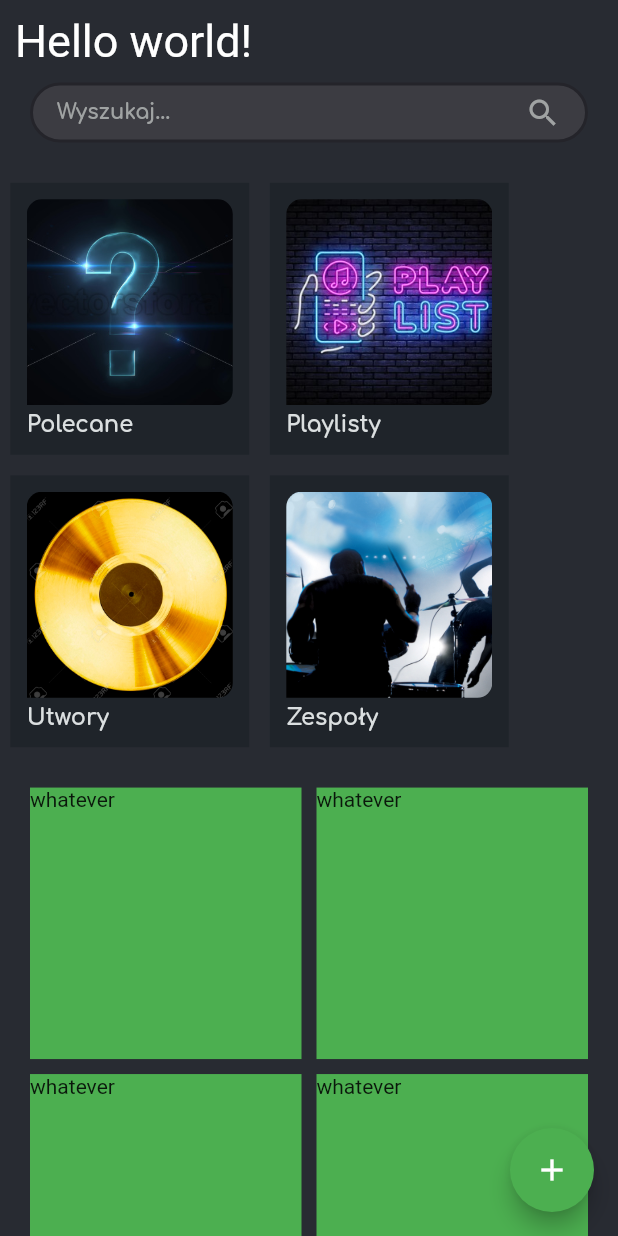
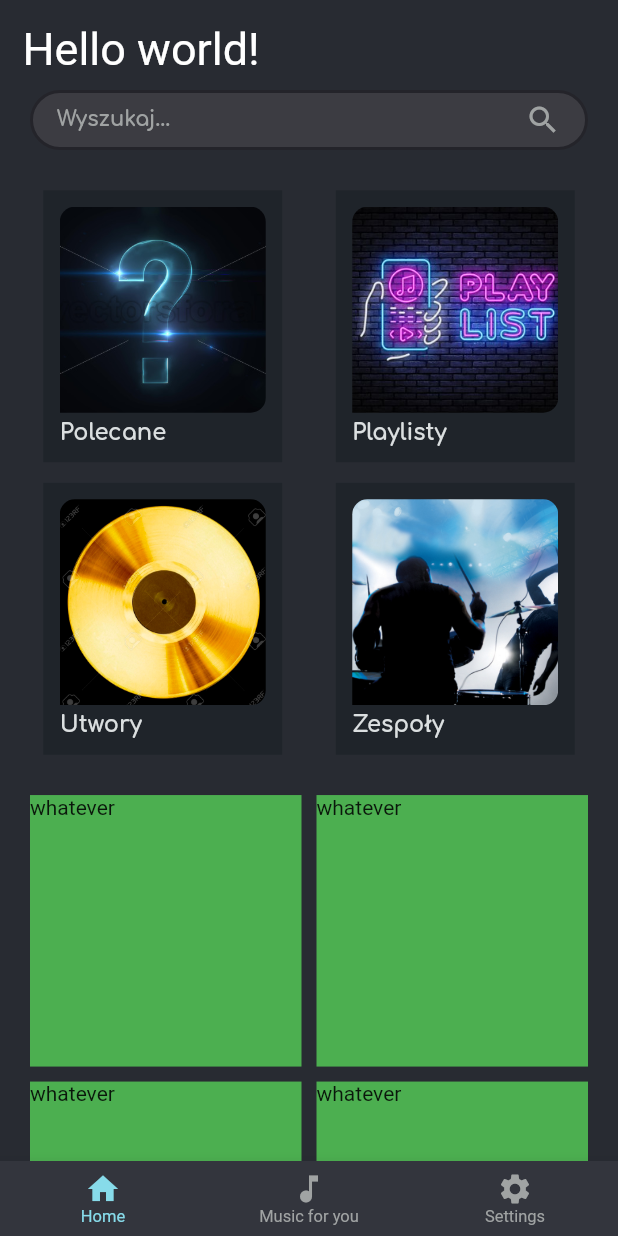
Before and after one commit to pabello/musicly-mobile-app, a Flutter app: the screen it shows after launch, on a phone screen of 412 x 824 dp. Run offline on Flutter 3.47's test engine with Material 2 defaults, Android fonts, the phone set to English and light mode, and no system bars; our stand-ins replace google_fonts.

Commit message:
added bottom navbar, applied linting

```diff
--- /dev/null
+++ b/analysis_options.yaml
@@ -0,0 +1,37 @@
+include: package:lint/analysis_options.yaml
+
+linter:
+  rules:
+    # ------ Disable individual rules ----- #
+    #                 ---                   #
+    # Turn off what you don't like.         #
+    # ------------------------------------- #
+
+    # Use parameter order as in json response
+    always_put_required_named_parameters_first: false
+
+    # Util classes are awesome!
+    avoid_classes_with_only_static_members: false
+
+
+    # ------ Enable individual rules ------ #
+    #                 ---                   #
+    # These rules here are good but too     #
+    # opinionated to enable them by default #
+    # ------------------------------------- #
+
+    # Make constructors the first thing in every class
+    sort_constructors_first: true
+
+    # The new tabs vs. spaces. Choose wisely
+    prefer_single_quotes: true
+    prefer_double_quotes: false
+
+    # Good packages document everything
+    public_member_api_docs: false
+
+    # Blindly follow the Flutter code style, which prefers types everywhere
+    always_specify_types: true
+
+    # Back to the 80s
+    lines_longer_than_80_chars: true
--- a/lib/main.dart
+++ b/lib/main.dart
@@ -25,41 +25,28 @@ class MyApp extends StatelessWidget {
 }
 
 class MyHomePage extends StatefulWidget {
-  MyHomePage({Key key, this.title}) : super(key: key);  // Co to sa za keye?
+  MyHomePage({Key key, this.title}) : super(key: key);
 
   // Fields in a Widget subclass are always marked "final".
   final String title;
 
   @override
-  _MyHomePageState createState() => _MyHomePageState();  // To jest lacznik miedzy widgetem, a stanem, cnie?
+  _MyHomePageState createState() => _MyHomePageState();
 }
 
 class _MyHomePageState extends State<MyHomePage> {
-  int _counter = 0;
-
-  void _incrementCounter() {
-    setState(() {
-      _counter++;
-    });
-  }
 
   @override  // dzieki temu nadpisaniu metody UI sie uaktualnia?
   Widget build(BuildContext context) {
-    // This method is rerun every time setState is called.
-    //\
-
-    return Scaffold(  // czy tutaj jest opisane zachowanie dla kazdego elementu oddzielnie?
-      // appBar: new AppBar(
-      //   toolbarHeight: 0,
-      // ),
+    return Scaffold(
       body: Container(
-        decoration: BoxDecoration(
+        decoration: const BoxDecoration(
           color: Color(0xFF282B32),
         ),
         child: ListView(
-            children: [
+            children: <Widget> [
               Padding(
-                padding: EdgeInsets.all(10),
+                padding: const EdgeInsets.fromLTRB(15, 15, 10, 10),
                 child: RichText(
                   text: TextSpan(
                     text: 'Hello world!',
@@ -68,14 +55,14 @@ class _MyHomePageState extends State<MyHomePage> {
                 )
               ),
               Padding(
-                padding: EdgeInsets.fromLTRB(20, 0, 20,20),
+                padding: const EdgeInsets.fromLTRB(20, 0, 20,20),
                 child: Expanded(
                   child: Container(
                     decoration: BoxDecoration(
-                      color: Color(0xFF3C3C42),
+                      color: const Color(0xFF3C3C42),
                       borderRadius: BorderRadius.circular(999),
                       border: Border.all(
-                        color: Color(0xFF24242A),
+                        color: const Color(0xFF24242A),
                         width: 2,
                       ),
                     ),
@@ -83,17 +70,17 @@ class _MyHomePageState extends State<MyHomePage> {
                     child: Padding(
                       padding: const EdgeInsets.symmetric(horizontal: 16),
                       child: Row(
-                        children: [
+                        children: <Widget> [
                           Expanded(
                             child: Text(
-                              "Wyszukaj...",
+                              'Wyszukaj...',
                               style: GoogleFonts.comfortaa(
-                                color: Color(0xFFA0A3A3),
+                                color: const Color(0xFFA0A3A3),
                                 fontWeight: FontWeight.bold
                               ),
                             ),
                           ),
-                          Icon(
+                          const Icon(
                             Icons.search,
                             color: Color(0xFFA0A3A3),
                           ),
@@ -105,13 +92,14 @@ class _MyHomePageState extends State<MyHomePage> {
               ),
               IntrinsicHeight(
                 child: Row(
-                  children: [
+                  mainAxisAlignment: MainAxisAlignment.spaceEvenly,
+                  children: <HomescreenPanelOption> [
                     HomescreenPanelOption(
-                      imageAsset: AssetImage('assets/images/rekomendacje.jpg'),
+                      imageAsset: const AssetImage('assets/images/rekomendacje.jpg'),
                       caption: 'Polecane',
                     ),
                     HomescreenPanelOption(
-                      imageAsset: AssetImage('assets/images/playlisty.jpg'),
+                      imageAsset: const AssetImage('assets/images/playlisty.jpg'),
                       caption: 'Playlisty',
                     ),
                   ],
@@ -119,13 +107,14 @@ class _MyHomePageState extends State<MyHomePage> {
               ),
               IntrinsicHeight(
                 child: Row(
-                  children: [
+                  mainAxisAlignment: MainAxisAlignment.spaceEvenly,
+                  children: <HomescreenPanelOption> [
                     HomescreenPanelOption(
-                      imageAsset: AssetImage('assets/images/utwory.jpg'),
+                      imageAsset: const AssetImage('assets/images/utwory.jpg'),
                       caption: 'Utwory',
                     ),
                     HomescreenPanelOption(
-                      imageAsset: AssetImage('assets/images/zespol.jpg'),
+                      imageAsset: const AssetImage('assets/images/zespol.jpg'),
                       caption: 'Zespoły',
                     ),
                   ],
@@ -139,7 +128,7 @@ class _MyHomePageState extends State<MyHomePage> {
                   crossAxisCount: 2,
                   crossAxisSpacing: 10,
                   mainAxisSpacing: 10,
-                  children: [
+                  children: <Widget> [
                     Container(
                       color: Colors.green,
                       child: Text('whatever'),
@@ -170,11 +159,30 @@ class _MyHomePageState extends State<MyHomePage> {
             ],
           ),
       ),
-      floatingActionButton: FloatingActionButton(
-        onPressed: _incrementCounter,
-        tooltip: 'Increment',
-        child: Icon(Icons.add),
-      ), // This trailing comma makes auto-formatting nicer for build methods.
+      bottomNavigationBar: SizedBox(
+        height: 50,
+        child: BottomNavigationBar(
+          unselectedFontSize: 11,
+          selectedFontSize: 11,
+          fixedColor: const Color(0xFF87DBEA),
+          unselectedItemColor: const Color(0xFFA0A3A3),
+          backgroundColor: const Color(0xFF33353D),
+          items: const <BottomNavigationBarItem> [
+            BottomNavigationBarItem(
+              icon: Icon(Icons.home),
+              label: 'Home'
+            ),
+            BottomNavigationBarItem(
+              icon: Icon(Icons.audiotrack_sharp),
+              label: 'Music for you'
+            ),
+            BottomNavigationBarItem(
+              icon: Icon(Icons.settings),
+              label: 'Settings'
+            )
+          ],
+        ),
+      ),
     );
   }
 }
@@ -185,15 +193,15 @@ class AppBackground extends StatelessWidget {
     return Scaffold(
       body: Center(
         child: Container(
-          decoration: BoxDecoration(
+          decoration: const BoxDecoration(
             gradient: RadialGradient(
               center: Alignment(1.7, -2.8),
-              colors: [
+              colors: <Color> [
                 Color(0xFF1075F5),
                 Color(0xFF191E23)
               ],
               radius: 2,
-              stops: [
+              stops: <double> [
                 .7,
                 1
               ],
@@ -206,17 +214,17 @@ class AppBackground extends StatelessWidget {
 }
 
 class Square extends StatelessWidget {
-  final color;
-  final size;
+  const Square({ this.color = Colors.black, this.size = 100.0});
 
-  Square({ this.color = Colors.black, this.size = 100.0});
+  final Color color;
+  final double size;
 
   @override
   Widget build(BuildContext context) {
     return Container(
-      width: this.size,
-      height: this.size,
-      color: this.color,
+      width: size,
+      height: size,
+      color: color,
 
       child: Align(
           alignment: Alignment.bottomCenter,
@@ -227,47 +235,47 @@ class Square extends StatelessWidget {
 }
 
 class HomescreenPanelOption extends StatelessWidget {
-  final AssetImage imageAsset;
-  final String caption;
-
-  HomescreenPanelOption({
+  const HomescreenPanelOption({
     this.imageAsset,
     this.caption,
   });
 
+  final AssetImage imageAsset;
+  final String caption;
+
   @override
   Widget build(BuildContext context) {
     final double screenWidth = MediaQuery.of(context).size.width;
-    double tileRatio = 0.3333;
+    const double tileRatio = 0.3333;
 
     return Container(
-      color: Color(0xFF1F242A),
+      color: const Color(0xFF1F242A),
       margin: EdgeInsets.all(screenWidth * tileRatio * .05),
       padding: EdgeInsets.all(screenWidth * tileRatio * .08),
       child: Column(
-        children: [
+        children: <Widget> [
           ClipRRect(
-            borderRadius: BorderRadius.only(
+            borderRadius: const BorderRadius.only(
               topLeft: Radius.circular(10),
               topRight: Radius.circular(10),
               bottomRight: Radius.circular(10)
             ),
             child: Image(
-              image: this.imageAsset,
+              image: imageAsset,
               width: screenWidth * tileRatio,
               height: screenWidth * tileRatio,
               fit: BoxFit.cover,
             ),
           ),
-          SizedBox(
+          const SizedBox(
             height: 5,
           ),
-          Container(
+          SizedBox(
             width: screenWidth * tileRatio,
             child: Text(
               caption,
               style: GoogleFonts.comfortaa(
-                color: Color(0xFFDBDFE0),
+                color: const Color(0xFFDBDFE0),
                 fontSize: 15,
                 fontWeight: FontWeight.bold,
               ),
--- a/pubspec.yaml
+++ b/pubspec.yaml
@@ -35,6 +35,7 @@ dev_dependencies:
   animations: "2.0.1"
   flutter_launcher_icons: "^0.9.0"
   google_fonts: "2.1.0"
+  lint: "1.5.3"
 
 flutter_icons:
   android: "launcher_icon"
```
Also changed, not shown: pubspec.lock.
